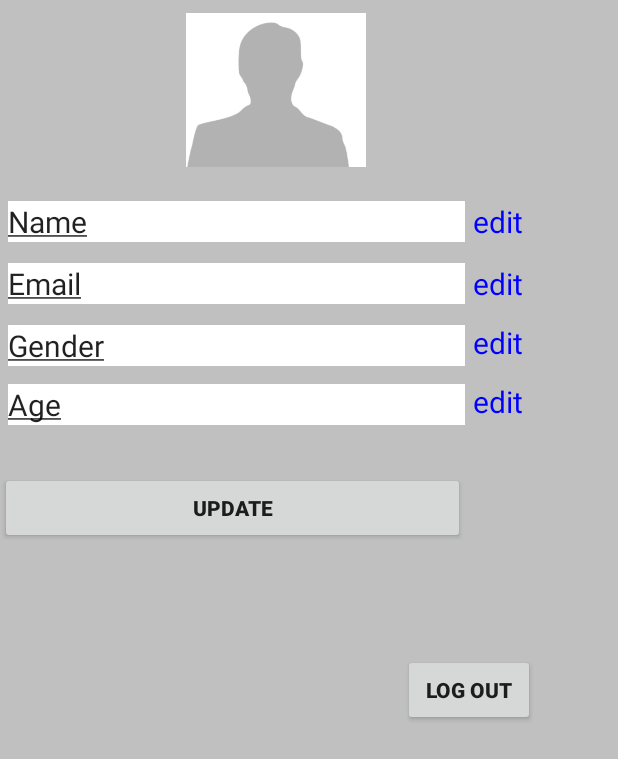
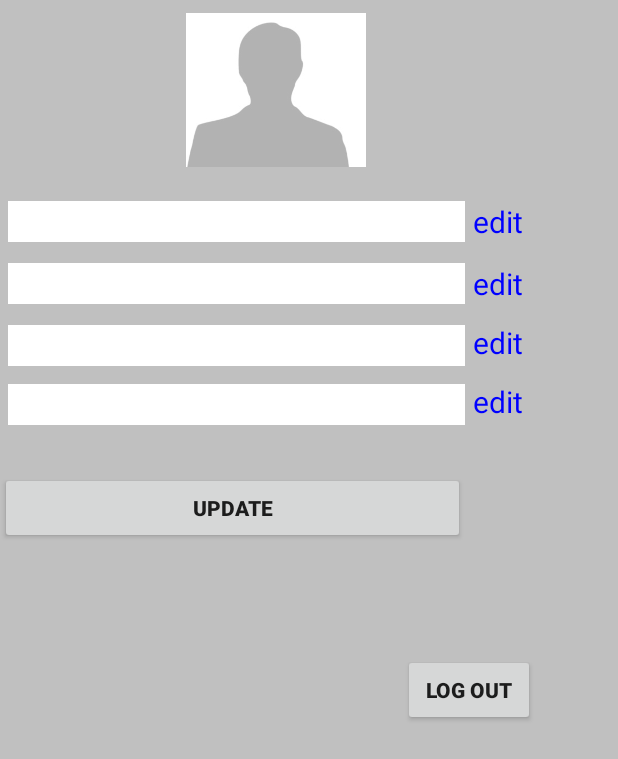
Before and after one commit to tthao6/Simple_Profile, an Android app: the layout activity_profile.xml on its own in the app's theme, with its tools: preview values and no code run, on a phone screen of 412 x 824 dp. Shown: the top 759 px of the screen. Run offline under Robolectric (Android 15) with nearby library versions, the light colour scheme and no system bars.

Commit message:
Successfully display user's info on ProfileActivity

```diff
--- a/app/src/main/AndroidManifest.xml
+++ b/app/src/main/AndroidManifest.xml
@@ -22,6 +22,7 @@
                 <category android:name="android.intent.category.LAUNCHER" />
             </intent-filter>
         </activity>
+        <activity android:name="com.example.thait.profile.LoginTransition" />
         <activity android:name="com.example.thait.profile.RegisterActivity" />
         <activity android:name="com.example.thait.profile.ProfileActivity" />
     </application>
--- a/app/src/main/res/layout/activity_profile.xml
+++ b/app/src/main/res/layout/activity_profile.xml
@@ -44,115 +44,72 @@
             android:layout_alignParentStart="true">
 
 
-            <TextView
+
+
+            <EditText
                 android:id="@+id/name"
                 android:layout_width="wrap_content"
                 android:layout_height="wrap_content"
                 android:ems="15"
                 android:inputType="textPersonName"
-                android:text="@string/name"
-                android:layout_marginLeft="5dp"
-                android:textSize="20dp"
-                android:layout_alignParentTop="true"
-                android:background="@color/white"
-                android:textStyle="bold"
-                android:textColor="@color/black"/>
-
-            <EditText
-                android:id="@+id/name2"
-                android:layout_width="wrap_content"
-                android:layout_height="wrap_content"
-                android:ems="15"
-                android:inputType="textPersonName"
-                android:text="@string/name"
                 android:layout_marginLeft="5dp"
                 android:textSize="20dp"
                 android:textAlignment="@+id/name"
-                android:background="@color/white"/>
+                android:background="@color/white"
+                android:textColor="@color/black"/>
 
 
-            <TextView
+
+
+
+            <EditText
                 android:id="@+id/email"
                 android:layout_width="wrap_content"
                 android:layout_height="wrap_content"
                 android:ems="15"
-                android:text="@string/email"
                 android:textSize="20dp"
                 android:background="@color/white"
                 android:layout_below="@+id/name"
                 android:layout_alignLeft="@+id/name"
                 android:layout_alignStart="@+id/name"
                 android:layout_marginTop="14dp"
-                android:textStyle="bold"
-                android:textColor="@color/black"/>
+                android:textColor="@color/black" />
+
+
+
+
+
             <EditText
-                android:id="@+id/email2"
-                android:layout_width="wrap_content"
-                android:layout_height="wrap_content"
-                android:ems="15"
-                android:text="@string/email"
-                android:textSize="20dp"
-                android:background="@color/white"
-                android:layout_below="@+id/name"
-                android:layout_alignLeft="@+id/name"
-                android:layout_alignStart="@+id/name"
-                android:layout_marginTop="14dp" />
-
-            <TextView
                 android:id="@+id/gender"
                 android:layout_width="wrap_content"
                 android:layout_height="wrap_content"
                 android:ems="15"
                 android:layout_marginTop="14dp"
-                android:text="@string/gender"
                 android:textSize="20dp"
                 android:background="@color/white"
                 android:layout_below="@+id/email"
                 android:layout_alignLeft="@+id/age"
                 android:layout_alignStart="@+id/age"
-                android:textStyle="bold"
                 android:textColor="@color/black"/>
 
+
+
+
+
             <EditText
-                android:id="@+id/gender2"
-                android:layout_width="wrap_content"
-                android:layout_height="wrap_content"
-                android:ems="15"
-                android:layout_marginTop="14dp"
-                android:text="@string/gender"
-                android:textSize="20dp"
-                android:background="@color/white"
-                android:layout_below="@+id/email"
-                android:layout_alignLeft="@+id/age"
-                android:layout_alignStart="@+id/age" />
-
-            <TextView
                 android:id="@+id/age"
                 android:layout_width="wrap_content"
                 android:layout_height="wrap_content"
                 android:ems="15"
                 android:layout_marginTop="12dp"
-                android:text="@string/age"
                 android:textSize="20dp"
                 android:background="@color/white"
                 android:layout_below="@+id/gender"
                 android:layout_alignLeft="@+id/email"
                 android:layout_alignStart="@+id/email"
-                android:textStyle="bold"
                 android:textColor="@color/black"/>
 
-            <EditText
-                android:id="@+id/age2"
-                android:layout_width="wrap_content"
-                android:layout_height="wrap_content"
-                android:ems="15"
-                android:layout_marginTop="12dp"
-                android:text="@string/age"
-                android:textSize="20dp"
-                android:background="@color/white"
-                android:layout_below="@+id/gender"
-                android:layout_alignLeft="@+id/email"
-                android:layout_alignStart="@+id/email" />
+
 
             <Button
                 android:id="@+id/update"
```
Also changed, not shown: app/src/main/java/com/example/thait/profile/LoginActivity.java (+17 -5 lines), app/src/main/java/com/example/thait/profile/MainActivity.java (deleted, +0 -30 lines), app/src/main/java/com/example/thait/profile/ProfileActivity.java (+110 -100 lines), app/src/main/res/layout/activity_main.xml (deleted, +0 -18 lines).
